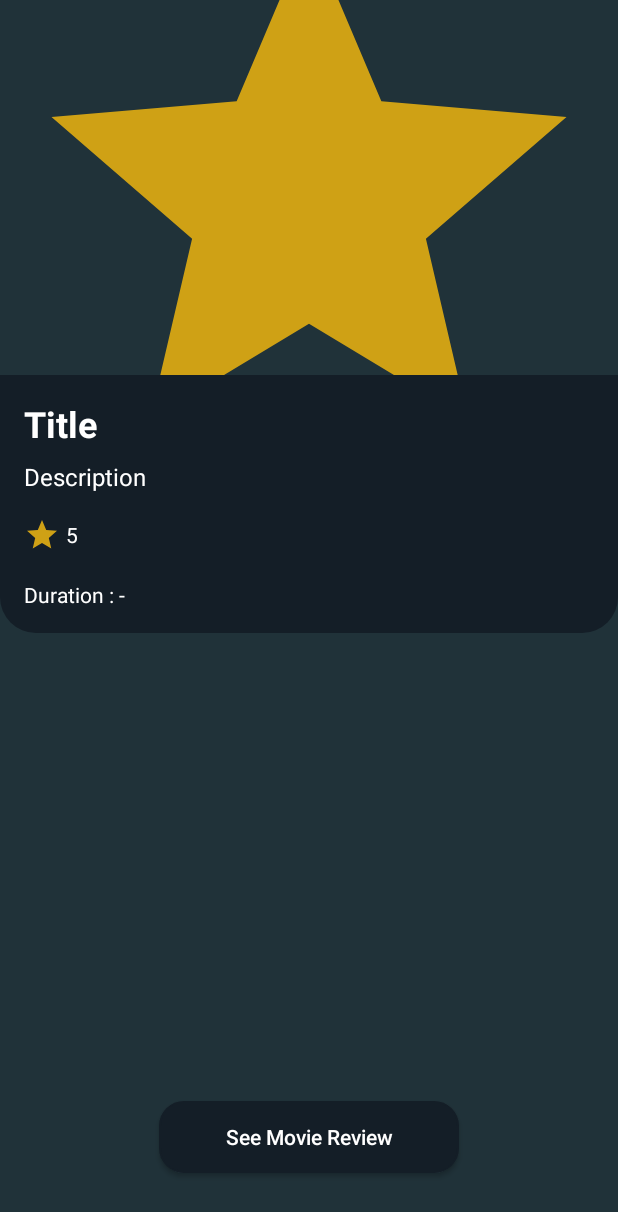
After one commit to sandisundawa/quickmath, an Android app: the DetailMovieActivity screen opened directly, with no data from a screen before it, on a phone screen of 412 x 824 dp. The commit adds this screen. Shown: the top 1212 px of the screen. Run offline under Robolectric (Android 15) with nearby library versions, the phone set to English and light mode, and no system bars; our stand-ins replace RxJava; network calls fail; pictures from the network do not load; 1 statement that could not run was skipped.

Commit message:
add detail

```diff
--- /dev/null
+++ b/app/src/main/java/com/example/testapp/DetailMovieActivity.kt
@@ -0,0 +1,64 @@
+package com.example.testapp
+
+import androidx.appcompat.app.AppCompatActivity
+import android.os.Bundle
+import androidx.lifecycle.Observer
+import androidx.lifecycle.ViewModel
+import androidx.lifecycle.ViewModelProvider
+import androidx.lifecycle.ViewModelProviders
+import com.bumptech.glide.Glide
+import com.bumptech.glide.request.RequestOptions
+import com.example.testapp.architecture.DetailMovieRepository
+import com.example.testapp.architecture.DetailMovieViewModel
+import com.example.testapp.architecture.ListMovieByGenreRepository
+import com.example.testapp.architecture.ListMovieViewModel
+import com.example.testapp.databinding.ActivityDetailMovieBinding
+import com.example.testapp.databinding.ActivityListMovieBinding
+
+private lateinit var binding: ActivityDetailMovieBinding
+
+private lateinit var viewModel: DetailMovieViewModel
+lateinit var detailMovieRepository: DetailMovieRepository
+
+class DetailMovieActivity : BaseActivity() {
+    override fun onCreate(savedInstanceState: Bundle?) {
+        super.onCreate(savedInstanceState)
+        binding = ActivityDetailMovieBinding.inflate(layoutInflater)
+        val view = binding.root
+        setContentView(view)
+
+        detailMovieRepository = DetailMovieRepository(apiService)
+        viewModel = getViewModel()
+
+        val idMovie = intent.getStringExtra("idMovie")
+        viewModel.getListMovieByGenre(getString(R.string.api_key), idMovie.orEmpty().toInt())
+        setData()
+    }
+
+    private fun setData() {
+        val baseImage = "https://image.tmdb.org/t/p/w500"
+
+        viewModel.dataMovie?.observe(this, Observer { data ->
+            binding.tvTitleMovie.text = data.title
+            binding.tvDesc.text = data.overview
+            binding.tvRating.text = data.voteAverage.toString()
+            binding.tvDuration.text = "Duration :" +data.runtime.toString()+" minutes"
+
+            if (data.posterPath != null) {
+                val requestOptions = RequestOptions()
+                Glide.with(this)
+                    .load(baseImage + data.posterPath)
+                    .apply(requestOptions).into(binding.ivPoster)
+            }
+        })
+    }
+
+    private fun getViewModel(): DetailMovieViewModel {
+        return ViewModelProviders.of(this, object : ViewModelProvider.Factory {
+            override fun <T : ViewModel?> create(modelClass: Class<T>): T {
+                @Suppress("UNCHECKED_CAST")
+                return DetailMovieViewModel(detailMovieRepository) as T
+            }
+        })[DetailMovieViewModel::class.java]
+    }
+}
--- a/app/src/main/java/com/example/testapp/ListMovieActivity.kt
+++ b/app/src/main/java/com/example/testapp/ListMovieActivity.kt
@@ -21,20 +21,18 @@ private lateinit var binding: ActivityListMovieBinding
 private lateinit var viewModel: ListMovieViewModel
 lateinit var listMovieByGenreRepository: ListMovieByGenreRepository
 
-class ListMovieActivity : AppCompatActivity() {
+class ListMovieActivity : BaseActivity() {
     override fun onCreate(savedInstanceState: Bundle?) {
         super.onCreate(savedInstanceState)
         binding = ActivityListMovieBinding.inflate(layoutInflater)
         val view = binding.root
         setContentView(view)
 
-        val apiService: ApiInterface = ApiClient.getClient()
         listMovieByGenreRepository = ListMovieByGenreRepository(apiService)
         viewModel = getViewModel()
 
         val intent = intent
         val genre = intent.getStringExtra("genreId")
-        Log.d("kesini", "genre : "+genre)
         viewModel.getListMovieByGenre(getString(R.string.api_key),genre.orEmpty())
 
         setupMovies()
@@ -43,7 +41,6 @@ class ListMovieActivity : AppCompatActivity() {
 
     private fun setupMovies() {
         viewModel.listMovie?.observe(this, Observer { data ->
-            Log.d("kesini", data.results.toString())
             val movieAdapter = MoviesAdapter(data.results.orEmpty(), this)
             binding.rvMovieByGenre.adapter = movieAdapter
             binding.rvMovieByGenre.layoutManager =
--- /dev/null
+++ b/app/src/main/java/com/example/testapp/architecture/DetailMovieViewModel.kt
@@ -0,0 +1,22 @@
+package com.example.testapp.architecture
+
+import androidx.lifecycle.MutableLiveData
+import androidx.lifecycle.ViewModel
+import com.example.testapp.model.DetailMovie
+import io.reactivex.disposables.CompositeDisposable
+
+class DetailMovieViewModel(private val detailMovieRepository: DetailMovieRepository
+) : ViewModel() {
+
+    private val compositeDisposable = CompositeDisposable()
+    var dataMovie: MutableLiveData<DetailMovie>? = null
+
+    fun getListMovieByGenre(apiKey: String, movieId: Int) {
+        dataMovie = detailMovieRepository.fetchMovieId(compositeDisposable, movieId, apiKey)
+    }
+
+    override fun onCleared() {
+        super.onCleared()
+        compositeDisposable.dispose()
+    }
+}
--- a/app/src/main/java/com/example/testapp/model/NowPlaying.kt
+++ b/app/src/main/java/com/example/testapp/model/NowPlaying.kt
@@ -22,5 +22,9 @@ data class NowPlaying(
 
     @SerializedName("vote_average")
     @Expose
-    val voteAverage: Double? = null
+    val voteAverage: Double? = null,
+
+    @SerializedName("id")
+    @Expose
+    val id: Int? = null
 )
--- a/app/src/main/java/com/example/testapp/model/Trending.kt
+++ b/app/src/main/java/com/example/testapp/model/Trending.kt
@@ -21,5 +21,9 @@ data class Trending(
 
     @SerializedName("vote_average")
     @Expose
-    val voteAverage: Double? = null
+    val voteAverage: Double? = null,
+
+    @SerializedName("id")
+    @Expose
+    val id: Int? = null
 )
--- /dev/null
+++ b/app/src/main/res/drawable/button_custom_style.xml
@@ -0,0 +1,24 @@
+<?xml version="1.0" encoding="utf-8"?>
+<selector xmlns:android="http://schemas.android.com/apk/res/android" >
+    <item android:state_pressed="true" >
+        <shape android:shape="rectangle"  >
+            <corners android:radius="16dip" />
+            <stroke android:width="1dip" android:color="#141E27" />
+            <gradient android:angle="-90" android:startColor="#141E27" android:endColor="#141E27"  />
+        </shape>
+    </item>
+    <item android:state_focused="true">
+        <shape android:shape="rectangle"  >
+            <corners android:radius="16dip" />
+            <stroke android:width="1dip" android:color="#141E27" />
+            <solid android:color="#141E27"/>
+        </shape>
+    </item>
+    <item >
+        <shape android:shape="rectangle"  >
+            <corners android:radius="16dip" />
+            <stroke android:width="1dip" android:color="#141E27" />
+            <gradient android:angle="-90" android:startColor="#141E27" android:endColor="#141E27" />
+        </shape>
+    </item>
+</selector>
--- /dev/null
+++ b/app/src/main/res/drawable/custom_corner_radius.xml
@@ -0,0 +1,9 @@
+<?xml version="1.0" encoding="utf-8"?>
+<shape xmlns:android="http://schemas.android.com/apk/res/android">
+    <corners android:radius="1dp"
+        android:topLeftRadius="0dp"
+        android:topRightRadius="0dp"
+        android:bottomLeftRadius="24dp"
+        android:bottomRightRadius="24dp"/>
+    <solid android:color="#141E27" />
+</shape>
--- /dev/null
+++ b/app/src/main/res/layout/activity_detail_movie.xml
@@ -0,0 +1,101 @@
+<?xml version="1.0" encoding="utf-8"?>
+<androidx.constraintlayout.widget.ConstraintLayout xmlns:android="http://schemas.android.com/apk/res/android"
+    xmlns:app="http://schemas.android.com/apk/res-auto"
+    xmlns:tools="http://schemas.android.com/tools"
+    android:layout_width="match_parent"
+    android:layout_height="match_parent"
+    android:background="#203239"
+    tools:context=".DetailMovieActivity">
+
+    <ImageView
+        android:id="@+id/iv_poster"
+        android:layout_width="match_parent"
+        android:layout_height="250dp"
+        android:scaleType="centerCrop"
+        app:layout_constraintTop_toTopOf="parent"
+        app:layout_constraintStart_toStartOf="parent"
+        android:src="@drawable/ic_baseline_star_24"/>
+
+        <androidx.constraintlayout.widget.ConstraintLayout
+            android:layout_width="match_parent"
+            android:layout_height="wrap_content"
+            android:background="@drawable/custom_corner_radius"
+            app:layout_constraintTop_toBottomOf="@+id/iv_poster"
+            android:paddingBottom="16dp">
+
+            <TextView
+                android:id="@+id/tv_title_movie"
+                android:layout_width="wrap_content"
+                android:layout_height="wrap_content"
+                android:layout_marginTop="16dp"
+                android:layout_marginStart="16dp"
+                android:text="Title"
+                android:textColor="@color/white"
+                android:textStyle="bold"
+                android:textSize="24sp"
+                app:layout_constraintTop_toTopOf="parent"
+                app:layout_constraintStart_toStartOf="parent"/>
+
+            <TextView
+                android:id="@+id/tv_desc"
+                android:layout_width="wrap_content"
+                android:layout_height="wrap_content"
+                android:textSize="16sp"
+                android:layout_marginTop="8dp"
+                android:layout_marginStart="16dp"
+                android:textColor="@color/white"
+                android:text="Description"
+                app:layout_constraintTop_toBottomOf="@+id/tv_title_movie"
+                app:layout_constraintStart_toStartOf="parent"/>
+
+            <ImageView
+                android:id="@+id/iv_star"
+                android:layout_width="wrap_content"
+                android:layout_height="wrap_content"
+                android:layout_marginTop="16dp"
+                android:layout_marginStart="16dp"
+                android:src="@drawable/ic_baseline_star_24"
+                app:layout_constraintTop_toBottomOf="@+id/tv_desc"
+                app:layout_constraintStart_toStartOf="parent"/>
+
+            <TextView
+                android:id="@+id/tv_rating"
+                android:layout_width="wrap_content"
+                android:layout_height="wrap_content"
+                android:textColor="@color/white"
+                android:layout_marginTop="18dp"
+                android:layout_marginStart="4dp"
+                android:text="5"
+                app:layout_constraintTop_toBottomOf="@+id/tv_desc"
+                app:layout_constraintStart_toEndOf="@+id/iv_star"
+                />
+
+            <TextView
+                android:id="@+id/tv_duration"
+                android:layout_width="wrap_content"
+                android:layout_height="wrap_content"
+                android:textColor="@color/white"
+                android:layout_marginTop="18dp"
+                android:layout_marginStart="16dp"
+                android:layout_marginBottom="16dp"
+                android:text="Duration : -"
+                app:layout_constraintTop_toBottomOf="@+id/iv_star"
+                app:layout_constraintStart_toStartOf="parent"
+                />
+
+        </androidx.constraintlayout.widget.ConstraintLayout>
+
+    <Button
+        android:id="@+id/btn_review"
+        android:layout_width="200dp"
+        android:layout_height="wrap_content"
+        android:layout_marginBottom="42dp"
+        android:padding="12dp"
+        android:text="See Movie Review"
+        android:textAllCaps="false"
+        android:background="@drawable/button_custom_style"
+        app:layout_constraintBottom_toBottomOf="parent"
+        app:layout_constraintStart_toStartOf="parent"
+        app:layout_constraintEnd_toEndOf="parent"/>
+
+</androidx.constraintlayout.widget.ConstraintLayout>
```
Also changed, not shown: app/src/main/AndroidManifest.xml (+6 -4 lines), app/src/main/java/com/example/testapp/adapter/MoviesAdapter.kt (+8 -0 lines), app/src/main/java/com/example/testapp/adapter/NowPlayingAdapter.kt (+8 -0 lines), app/src/main/java/com/example/testapp/adapter/TrendingAdapter.kt (+8 -0 lines), app/src/main/java/com/example/testapp/architecture/DetailMovieDataSource.kt (added, +49 -0 lines), app/src/main/java/com/example/testapp/architecture/DetailMovieRepository.kt (added, +24 -0 lines), app/src/main/java/com/example/testapp/model/DetailMovie.kt (+8 -8 lines), app/src/main/res/values/style.xml (added, +17 -0 lines).
